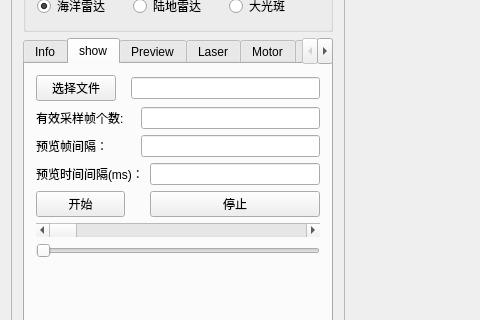
Qt form mainwindow.ui (kdurant/qt_study) before a commit; both pictures show x 0 to 480 and y 172 to 492 of the 1259 by 725 pixel window.
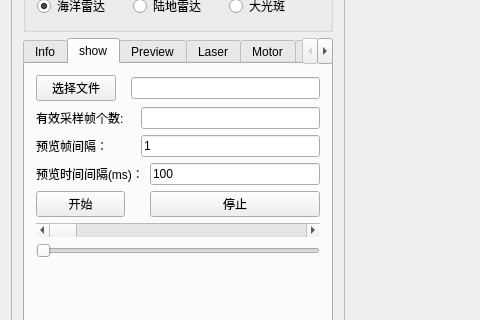
The same form after that commit. Icons and pictures are not drawn. Custom widgets are drawn as their Qt base class.

Diff of the .ui file:
```diff
--- a/mainwindow.ui
+++ b/mainwindow.ui
@@ -154,7 +154,11 @@
              </widget>
             </item>
             <item row="3" column="4">
-             <widget class="QLineEdit" name="lineEdit_4"/>
+             <widget class="QLineEdit" name="lineEdit_previewTimeInterval">
+              <property name="text">
+               <string>100</string>
+              </property>
+             </widget>
             </item>
             <item row="1" column="0" colspan="3">
              <widget class="QLabel" name="lable_validFrameNum">
@@ -205,7 +209,11 @@
              </widget>
             </item>
             <item row="2" column="3" colspan="2">
-             <widget class="QLineEdit" name="lineEdit_3"/>
+             <widget class="QLineEdit" name="lineEdit_previewFrameInterval">
+              <property name="text">
+               <string>1</string>
+              </property>
+             </widget>
             </item>
             <item row="7" column="0">
              <spacer name="verticalSpacer_3">
```
Left out of the diff: 2 changed lines with no effect on the pictures.
